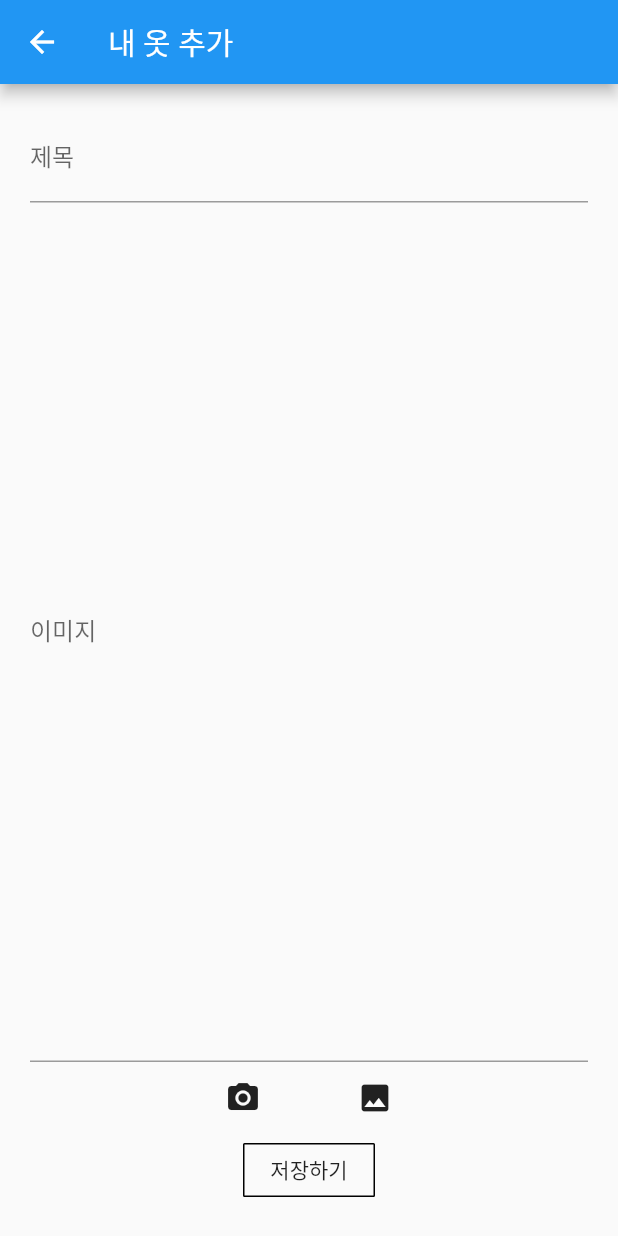
After one commit to Capstone-3/app, a Flutter app: the screen it shows after launch, item 2 of the bottom bar chosen, after a tap on the "add" icon, on a phone screen of 412 x 824 dp. The commit adds this screen. Run offline on Flutter 3.47's test engine with Material 2 defaults, Android fonts, the phone set to English and light mode, and no system bars; our stand-ins replace firebase_core, firebase_database, firebase_storage, flutter_speed_dial, image_picker; accounts and stored records are empty.

Commit message:
cloth 페이지 수정

```diff
--- a/lib/main.dart
+++ b/lib/main.dart
@@ -1,3 +1,4 @@
+import 'package:app/myClothApp/clothPage.dart';
 import 'package:firebase_core/firebase_core.dart';
 import 'package:flutter/material.dart';
 
@@ -54,7 +55,7 @@ class _MyHomePageState extends State<MyHomePage>
       body: TabBarView(
         children: <Widget>[
           homeApp(),
-          myClothApp(),
+          ClothPage(),
           myClosetApp(),
           clothManagementApp()
         ],
--- /dev/null
+++ b/lib/myClothApp/cloth.dart
@@ -0,0 +1,24 @@
+import 'package:firebase_database/firebase_database.dart';
+
+class Cloth {
+  String? key;
+  String title;
+  String imageUrl;
+  String createTime;
+
+  Cloth(this.title, this.imageUrl, this.createTime);
+
+  Cloth.fromSnapshot(DataSnapshot snapshot, Map<String, dynamic> map)
+      : key = snapshot.key,
+        title = map['title'],
+        imageUrl = map['imageUrl'],
+        createTime = map['createTime'];
+
+  toJson() {
+    return {
+      'title': title,
+      'imageUrl': imageUrl,
+      'createTime': createTime,
+    };
+  }
+}
--- /dev/null
+++ b/lib/myClothApp/clothAdd.dart
@@ -0,0 +1,112 @@
+import 'dart:io';
+
+import 'package:firebase_database/firebase_database.dart';
+import 'package:firebase_storage/firebase_storage.dart';
+import 'package:flutter/material.dart';
+import 'package:image_picker/image_picker.dart';
+
+import 'cloth.dart';
+
+class ClothAddPage extends StatefulWidget {
+  final DatabaseReference reference;
+
+  ClothAddPage(this.reference);
+
+  @override
+  State<ClothAddPage> createState() => _ClothAddPageState();
+}
+
+class _ClothAddPageState extends State<ClothAddPage> {
+  TextEditingController? titleController;
+  TextEditingController? contentController;
+  XFile? _pickedFile;
+  final ImagePicker _imagePicker = ImagePicker();
+  final storageRef = FirebaseStorage.instance.ref();
+
+  @override
+  void initState() {
+    super.initState();
+    titleController = TextEditingController();
+    contentController = TextEditingController();
+  }
+
+  @override
+  Widget build(BuildContext context) {
+    return Scaffold(
+      appBar: AppBar(
+        title: Text('내 옷 추가'),
+      ),
+      body: Container(
+        padding: EdgeInsets.all(20),
+        child: Center(
+          child: Column(
+            children: <Widget>[
+              TextField(
+                controller: titleController,
+                decoration: InputDecoration(
+                  labelText: '제목',
+                  fillColor: Colors.blueAccent,
+                ),
+              ),
+              Expanded(
+                child: _pickedFile == null
+                    ? TextField(
+                        controller: contentController,
+                        keyboardType: TextInputType.multiline,
+                        maxLines: 100,
+                        decoration: InputDecoration(labelText: '이미지'),
+                      )
+                    : Image(image: FileImage(File(_pickedFile!.path))),
+              ),
+              Row(
+                mainAxisAlignment: MainAxisAlignment.center,
+                children: [
+                  MaterialButton(
+                    onPressed: () {
+                      pickImage(ImageSource.camera);
+                    },
+                    child: Icon(Icons.camera_alt),
+                  ),
+                  MaterialButton(
+                    onPressed: () {
+                      pickImage(ImageSource.gallery);
+                    },
+                    child: Icon(Icons.image),
+                  ),
+                ],
+              ),
+              MaterialButton(
+                onPressed: () async {
+                  Reference? imagesRef = storageRef.child(
+                      "images/${DateTime.now().millisecondsSinceEpoch}.jpeg.");
+                  await imagesRef.putFile(File(_pickedFile!.path));
+                  final imageUrl = await imagesRef.getDownloadURL();
+                  widget.reference
+                      .push()
+                      .set(Cloth(
+                        titleController!.value.text,
+                        imageUrl,
+                        DateTime.now().toIso8601String(),
+                      ).toJson())
+                      .then((_) {
+                    Navigator.of(context).pop();
+                  });
+                },
+                child: Text('저장하기'),
+                shape:
+                    OutlineInputBorder(borderRadius: BorderRadius.circular(1)),
+              ),
+            ],
+          ),
+        ),
+      ),
+    );
+  }
+
+  Future<void> pickImage(ImageSource imageSource) async {
+    final pickedFile = await _imagePicker.pickImage(source: imageSource);
+    setState(() {
+      _pickedFile = pickedFile;
+    });
+  }
+}
```
Also changed, not shown: lib/myClothApp/clothDetail.dart (added, +70 -0 lines), lib/myClothApp/clothPage.dart (added, +116 -0 lines), lib/myClothPage.dart (+2 -8 lines), lib/firebase_options.dart, 2 other files.
